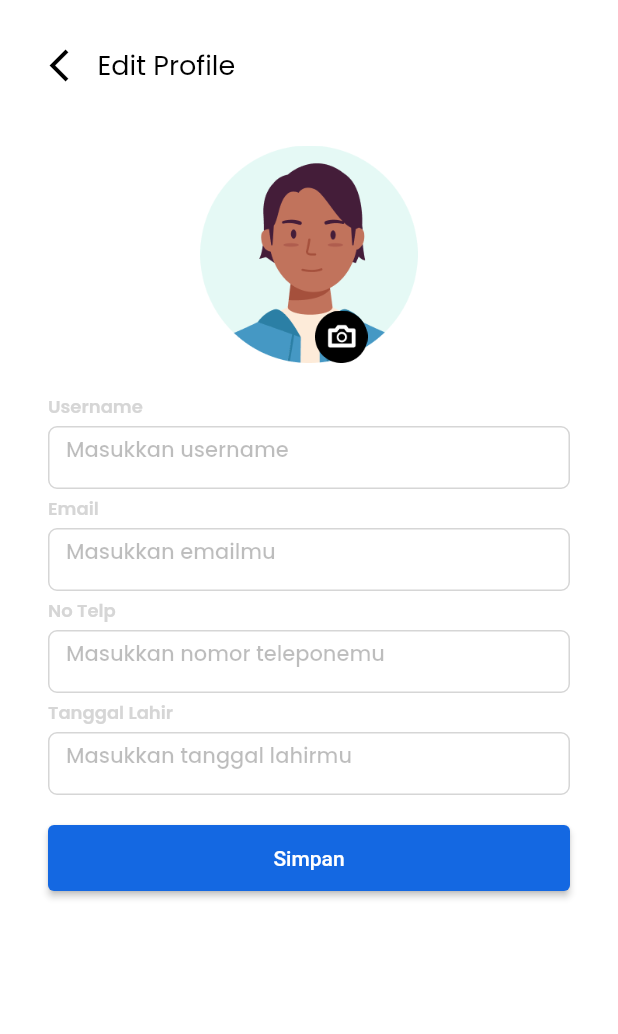
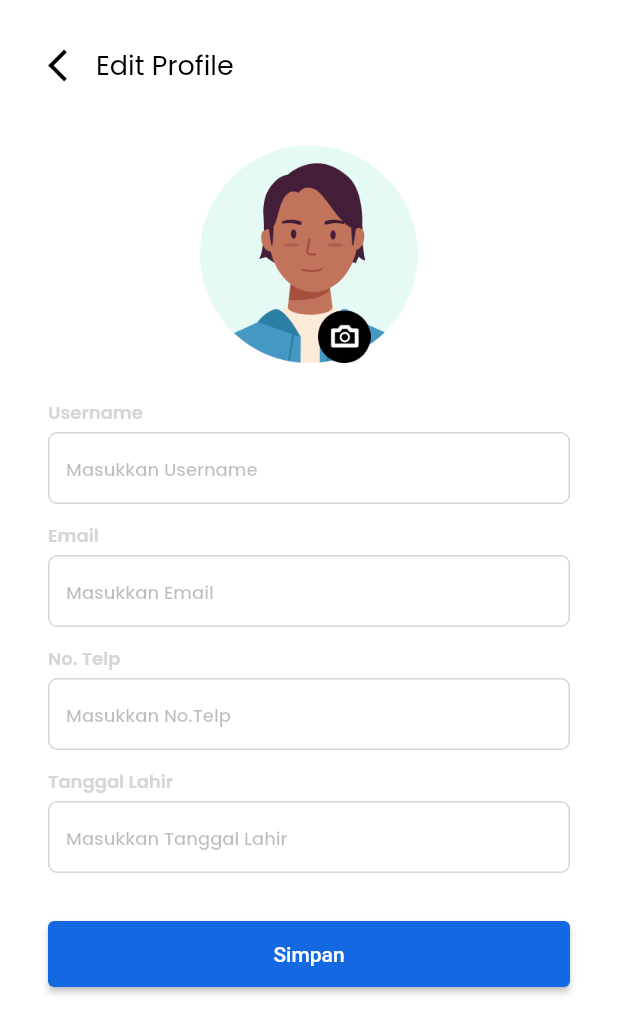
Before and after one commit to ZakkyPahlevi7/aplikasi_si, a Flutter app: the EditProfilePage screen opened directly, on a phone screen of 412 x 824 dp. Shown: the top 1034 px of the screen. Run offline on Flutter 3.47's test engine with Material 2 defaults, Android fonts, the phone set to English and light mode, and no system bars; our stand-ins replace carousel_slider, google_fonts, icons_plus, introduction_screen, salomon_bottom_bar, smooth_page_indicator.

```diff
--- a/lib/component/component.dart
+++ b/lib/component/component.dart
@@ -4,6 +4,7 @@ export 'dashobard_header.dart';
 export 'visi_misi_card.dart';
 export 'card_prestasi.dart';
 export 'extra_card.dart';
+export 'text_field.dart';
 
 export 'civitas_section.dart';
 export 'prestasi_section.dart';
--- /dev/null
+++ b/lib/component/text_field.dart
@@ -0,0 +1,42 @@
+import 'package:aplikasi_si/theme/app_text_styles.dart';
+import 'package:flutter/material.dart';
+import 'package:google_fonts/google_fonts.dart';
+
+// ignore: must_be_immutable
+class CustomTextField extends StatelessWidget {
+  String hintText;
+  String label;
+  TextEditingController controller;
+  CustomTextField({Key? key, required this.hintText, required this.controller, required this.label}) : super(key: key);
+
+  @override
+  Widget build(BuildContext context) {
+    return Container(
+      margin: EdgeInsets.only(bottom: 12),
+      child: Column(
+        crossAxisAlignment: CrossAxisAlignment.start,
+        children: [
+          Text(label,
+              style: GoogleFonts.poppins(
+                  fontSize: 12,
+                  fontWeight: FontWeight.w600,
+                  color: Color(0xffD6D6D6))),
+          const SizedBox(height: 4),
+          TextField(
+            controller: controller,
+            decoration: InputDecoration(
+                contentPadding: const EdgeInsets.symmetric(vertical: 10, horizontal: 12),
+                hintText: hintText,
+                hintStyle: AppTextStyle.appTitlew500s12(Colors.black26),
+                enabledBorder: OutlineInputBorder(
+                    borderSide: const BorderSide(color: Color(0xffD6D6D6)),
+                    borderRadius: BorderRadius.circular(6.0)),
+                focusedBorder: OutlineInputBorder(
+                    borderSide: const BorderSide(color: Color(0xff1468E2)),
+                    borderRadius: BorderRadius.circular(6.0))),
+          ),
+        ],
+      ),
+    );
+  }
+}
--- a/lib/pages/edit_profile/edit_profile.dart
+++ b/lib/pages/edit_profile/edit_profile.dart
@@ -1,5 +1,6 @@
 // ignore_for_file: prefer_const_constructors
 
+import 'package:aplikasi_si/component/text_field.dart';
 import 'package:aplikasi_si/theme/app_text_styles.dart';
 import 'package:flutter/material.dart';
 import 'package:google_fonts/google_fonts.dart';
@@ -13,17 +14,22 @@ class EditProfilePage extends StatefulWidget {
 }
 
 class _EditProfilePageState extends State<EditProfilePage> {
+  TextEditingController textFieldController1 = TextEditingController();
+  TextEditingController textFieldController2 = TextEditingController();
+  TextEditingController textFieldController3 = TextEditingController();
+  TextEditingController textFieldController4 = TextEditingController();
   @override
   Widget build(BuildContext context) {
     return Scaffold(
       backgroundColor: Colors.white,
-      body: Column(
+      body: SingleChildScrollView(
+        child: Container(
+          margin: EdgeInsets.symmetric(vertical: 30, horizontal: 32),
+          child: Column(
             crossAxisAlignment: CrossAxisAlignment.start,
             children: [
               Container(
-            margin: const EdgeInsets.only(top: 30, left: 33),
                 child: Row(
-              // ignore: prefer_const_constructors
                   children: [
                     GestureDetector(
                         onTap: () {
@@ -60,7 +66,7 @@ class _EditProfilePageState extends State<EditProfilePage> {
                   child: Row(
                     children: [
                       const SizedBox(
-                    width: 210,
+                        width: 180,
                       ),
                       Image.asset(
                         'assets/images/cameraedit.png',
@@ -71,147 +77,19 @@ class _EditProfilePageState extends State<EditProfilePage> {
                 ),
               ),
               SizedBox(
-            height: 20,
+                height: 24,
               ),
-          Container(
-              margin: EdgeInsets.only(left: 32),
-              child: Text('Username',
-                  style: GoogleFonts.poppins(
-                      fontSize: 12,
-                      fontWeight: FontWeight.w600,
-                      color: Color(0xffD6D6D6)))),
-          SizedBox(
-            height: 4,
-          ),
-          Container(
-            decoration:
-                BoxDecoration(borderRadius: BorderRadius.circular(30.0)),
-            margin: EdgeInsets.symmetric(horizontal: 32),
-            child: SizedBox(
-              height: 42,
-              child: TextField(
-                decoration: InputDecoration(
-                    hintText: 'Masukkan username',
-                    hintStyle: GoogleFonts.poppins(
-                        fontSize: 14,
-                        color: Colors.black26,
-                        fontWeight: FontWeight.w500),
-                    enabledBorder: OutlineInputBorder(
-                        borderSide: BorderSide(color: Color(0xffD6D6D6)),
-                        borderRadius: BorderRadius.circular(6.0)),
-                    focusedBorder: OutlineInputBorder(
-                        borderSide: BorderSide(color: Color(0xff1468E2)),
-                        borderRadius: BorderRadius.circular(6.0))),
-              ),
-            ),
-          ),
-          SizedBox(
-            height: 4,
-          ),
-          Container(
-              margin: EdgeInsets.only(left: 32),
-              child: Text('Email',
-                  style: GoogleFonts.poppins(
-                      fontSize: 12,
-                      fontWeight: FontWeight.w600,
-                      color: Color(0xffD6D6D6)))),
-          SizedBox(
-            height: 4,
-          ),
-          Container(
-            margin: EdgeInsets.symmetric(horizontal: 32),
-            child: SizedBox(
-              height: 42,
-              child: TextField(
-                decoration: InputDecoration(
-                    hintText: 'Masukkan emailmu',
-                    hintStyle: GoogleFonts.poppins(
-                        fontSize: 14,
-                        color: Colors.black26,
-                        fontWeight: FontWeight.w500),
-                    enabledBorder: OutlineInputBorder(
-                        borderSide: BorderSide(color: Color(0xffD6D6D6)),
-                        borderRadius: BorderRadius.circular(6.0)),
-                    focusedBorder: OutlineInputBorder(
-                        borderSide: BorderSide(color: Color(0xff1468E2)),
-                        borderRadius: BorderRadius.circular(6.0))),
-              ),
-            ),
-          ),
-          SizedBox(
-            height: 4,
-          ),
-          Container(
-              margin: EdgeInsets.only(left: 32),
-              child: Text('No Telp',
-                  style: GoogleFonts.poppins(
-                      fontSize: 12,
-                      fontWeight: FontWeight.w600,
-                      color: Color(0xffD6D6D6)))),
-          SizedBox(
-            height: 4,
-          ),
-          Container(
-            margin: EdgeInsets.symmetric(horizontal: 32),
-            child: SizedBox(
-              height: 42,
-              child: TextField(
-                decoration: InputDecoration(
-                    hintText: 'Masukkan nomor teleponemu',
-                    hintStyle: GoogleFonts.poppins(
-                        fontSize: 14,
-                        color: Colors.black26,
-                        fontWeight: FontWeight.w500),
-                    enabledBorder: OutlineInputBorder(
-                        borderSide: BorderSide(color: Color(0xffD6D6D6)),
-                        borderRadius: BorderRadius.circular(6.0)),
-                    focusedBorder: OutlineInputBorder(
-                        borderSide: BorderSide(color: Color(0xff1468E2)),
-                        borderRadius: BorderRadius.circular(6.0))),
-              ),
-            ),
-          ),
-          SizedBox(
-            height: 4,
-          ),
-          Container(
-              margin: EdgeInsets.only(left: 32),
-              child: Text('Tanggal Lahir',
-                  style: GoogleFonts.poppins(
-                      fontSize: 12,
-                      fontWeight: FontWeight.w600,
-                      color: Color(0xffD6D6D6)))),
-          SizedBox(
-            height: 4,
-          ),
-          Container(
-            margin: EdgeInsets.symmetric(horizontal: 32),
-            child: SizedBox(
-              height: 42,
-              child: TextField(
-                decoration: InputDecoration(
-                    hintText: 'Masukkan tanggal lahirmu',
-                    hintStyle: GoogleFonts.poppins(
-                        fontSize: 14,
-                        color: Colors.black26,
-                        fontWeight: FontWeight.w500),
-                    enabledBorder: OutlineInputBorder(
-                        borderSide: BorderSide(color: Color(0xffD6D6D6)),
-                        borderRadius: BorderRadius.circular(6.0)),
-                    focusedBorder: OutlineInputBorder(
-                        borderSide: BorderSide(color: Color(0xff1468E2)),
-                        borderRadius: BorderRadius.circular(6.0))),
-              ),
-            ),
-          ),
+              CustomTextField(hintText: 'Masukkan Username', label: 'Username', controller: textFieldController1),
+              CustomTextField(hintText: 'Masukkan Email', label: 'Email', controller: textFieldController2,),
+              CustomTextField(hintText: 'Masukkan No.Telp', label: 'No. Telp', controller: textFieldController3,),
+              CustomTextField(hintText: 'Masukkan Tanggal Lahir', label: 'Tanggal Lahir', controller: textFieldController4,),
               SizedBox(
                 height: 20,
               ),
               Container(
-            margin: EdgeInsets.symmetric(horizontal: 32),
                 child: SizedBox(
                   height: 44,
-              width: 360,
+                  width: MediaQuery.of(context).size.width,
                   child: ElevatedButton(
                     onPressed: () {},
                     style: ElevatedButton.styleFrom(
@@ -222,6 +100,8 @@ class _EditProfilePageState extends State<EditProfilePage> {
               )
             ],
           ),
+        ),
+      ),
     );
   }
 }
--- a/lib/theme/app_colors.dart
+++ b/lib/theme/app_colors.dart
@@ -6,6 +6,7 @@ class AppColors {
   static Color secondaryColor = const Color(0xff49B666);
   static Color contactUsIconColor = const Color(0xff0962E0);
   static Color backgroundSplash = const Color(0xffC0FFE8);
+  static Color backgroundColorLight = const Color(0xffCFECFC);
   static Color darkGreenTextColor = const Color(0xff39623C);
   static Color lightPink = const Color(0xffF5DDEA);
   static Color hotPink = const Color(0xffD85184);
--- a/pubspec.yaml
+++ b/pubspec.yaml
@@ -40,6 +40,8 @@ dependencies:
   # The following adds the Cupertino Icons font to your application.
   # Use with the CupertinoIcons class for iOS style icons.
   cupertino_icons: ^1.0.2
+  url_launcher: ^6.1.8
+  salomon_bottom_bar: ^3.3.1
 
 
 dev_dependencies:
@@ -67,6 +69,8 @@ flutter:
   # To add assets to your application, add an assets section, like this:
   assets:
     - assets/images/
+    - assets/icon/
+
   # An image asset can refer to one or more resolution-specific "variants", see
   # https://flutter.dev/assets-and-images/#resolution-aware
 
```
Also changed, not shown: lib/bottom_navbar.dart (+30 -36 lines), lib/pages/edit_profile/profile.dart (+15 -5 lines), lib/pages/profile/contact_us.dart (+9 -38 lines), assets/icon/chat.png (added), assets/icon/contact.png (added), assets/icon/email.png (added), assets/icon/event.png (added), assets/icon/home.png (added), assets/icon/maps.png (added), assets/icon/phone.png (added), assets/icon/ppdb.png (added), assets/images/kontakkamibg.png (deleted), assets/images/misiskolah.png (deleted), assets/images/visitujuan.png (deleted), 1 more files, 6 other files. Lines whose indentation alone changed are shown as unchanged.
